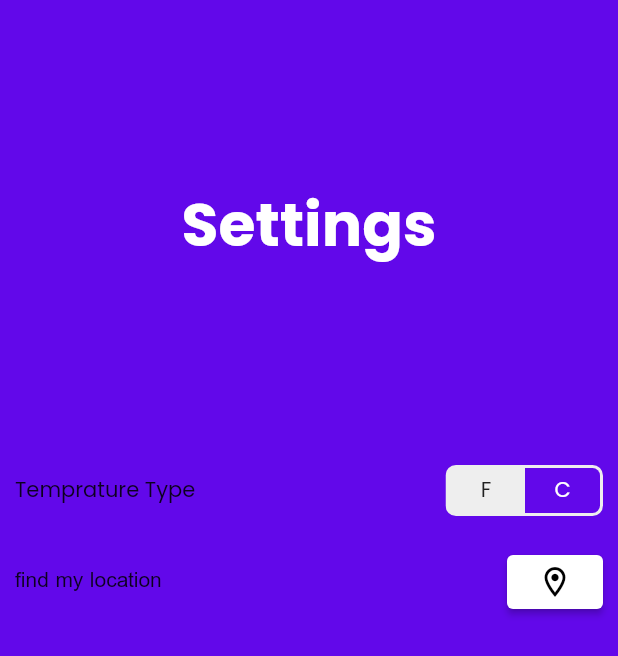
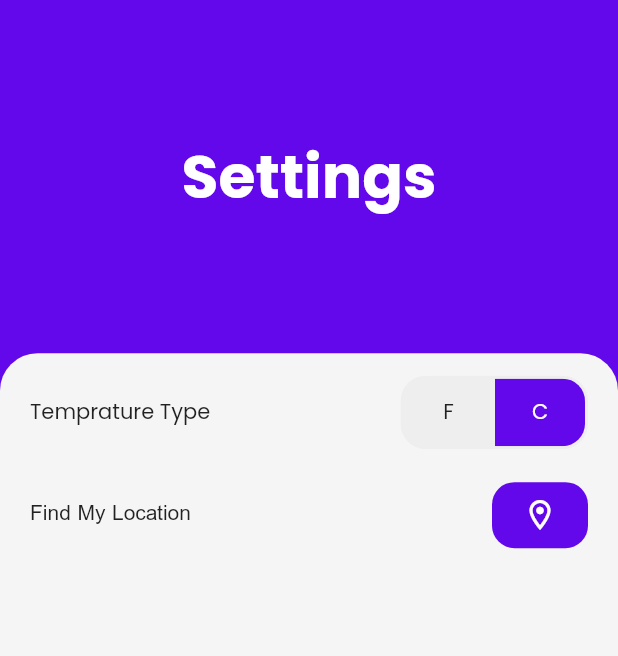
Before and after one commit to Harrem/weather_app, a Flutter app: the SettingScreen screen opened directly, on a phone screen of 412 x 824 dp. Shown: the top 656 px of the screen. Run offline on Flutter 3.47's test engine with Material 2 defaults, Android fonts, the phone set to English and light mode, and no system bars; drawn by our look-alikes of toggle_switch; our stand-ins replace dio, flutter_svg, geocoding, geolocator, get_storage, google_fonts and 4 more; missing offline and left inert: dio_http_cache; accounts and stored records are empty.

Commit message:
ui updates

```diff
--- a/lib/view/screens/setting_screen.dart
+++ b/lib/view/screens/setting_screen.dart
@@ -25,7 +25,9 @@ class SettingScreen extends StatelessWidget {
           ),
         ),
         child: Column(children: [
-          Container(
+          Expanded(
+            flex: 2,
+            child: Container(
               alignment: Alignment.center,
               width: double.infinity,
               height: 300,
@@ -37,7 +39,10 @@ class SettingScreen extends StatelessWidget {
                     fontWeight: FontWeight.bold),
               ),
             ),
-          Container(
+          ),
+          Expanded(
+            flex: 5,
+            child: Container(
               decoration: const BoxDecoration(
                 borderRadius: BorderRadius.vertical(top: Radius.circular(45)),
                 gradient: LinearGradient(
@@ -49,6 +54,14 @@ class SettingScreen extends StatelessWidget {
                   ],
                 ),
               ),
+              child: Container(
+                padding:
+                    const EdgeInsets.symmetric(horizontal: 10, vertical: 5),
+                decoration: BoxDecoration(
+                    color: Colors.grey[100],
+                    borderRadius: const BorderRadius.only(
+                        topLeft: Radius.circular(25),
+                        topRight: Radius.circular(25))),
                 child: ListView(
                   shrinkWrap: true,
                   children: [
@@ -59,10 +72,10 @@ class SettingScreen extends StatelessWidget {
                         children: [
                           const Text('Temprature Type'),
                           ToggleSwitch(
-                        minWidth: 50,
-                        minHeight: 30,
+                            minWidth: 60,
+                            minHeight: 45,
                             initialLabelIndex: localStorage.read('CorF') ?? 1,
-                        cornerRadius: 5,
+                            cornerRadius: 15,
                             inactiveBgColor: Colors.grey[200],
                             totalSwitches: 2,
                             labels: const ['F', 'C'],
@@ -73,7 +86,9 @@ class SettingScreen extends StatelessWidget {
                             ],
                             onToggle: (index) async {
                               localStorage.write('CorF', index);
-                          context.read<Varses>().changeTempratureType(index!);
+                              context
+                                  .read<Varses>()
+                                  .changeTempratureType(index!);
                             },
                           ),
                         ],
@@ -85,7 +100,7 @@ class SettingScreen extends StatelessWidget {
                         Container(
                           padding: const EdgeInsets.all(10),
                           child: const Text(
-                        'find my location',
+                            'Find My Location',
                             style: TextStyle(fontFamily: 'nrt'),
                           ),
                         ),
@@ -93,8 +108,14 @@ class SettingScreen extends StatelessWidget {
                           padding: const EdgeInsets.all(10),
                           child: ElevatedButton(
                             style: ElevatedButton.styleFrom(
-                          backgroundColor: Colors.white,
+                                backgroundColor:
+                                    Color.fromARGB(255, 98, 8, 234),
+                                shape: RoundedRectangleBorder(
+                                  borderRadius: BorderRadius.circular(15),
                                 ),
+                                elevation: 0,
+                                padding: const EdgeInsets.symmetric(
+                                    horizontal: 15, vertical: 10)),
                             onPressed: () async {
                               isLocationOn = await location.serviceEnabled();
                               if (!isLocationOn) {
@@ -108,8 +129,9 @@ class SettingScreen extends StatelessWidget {
                                     await placemarkFromCoordinates(
                                         GetLocation.lat, GetLocation.lon);
 
-                            LocationProvider.weekendWeather = await apiServices
-                                .getWeather('${placemarks[0].locality}');
+                                LocationProvider.weekendWeather =
+                                    await apiServices.getWeather(
+                                        '${placemarks[0].locality}');
 
                                 LocationProvider.addWidget(
                                     placemarks[0].locality ?? '');
@@ -117,7 +139,7 @@ class SettingScreen extends StatelessWidget {
                             },
                             child: const Icon(
                               Icons.location_on_outlined,
-                          color: Colors.black,
+                              // color: Colors.black,
                             ),
                           ),
                         ),
@@ -125,6 +147,8 @@ class SettingScreen extends StatelessWidget {
                     ),
                   ],
                 ),
+              ),
+            ),
           )
         ]),
       ),
```
Lines whose indentation alone changed are shown as unchanged.
